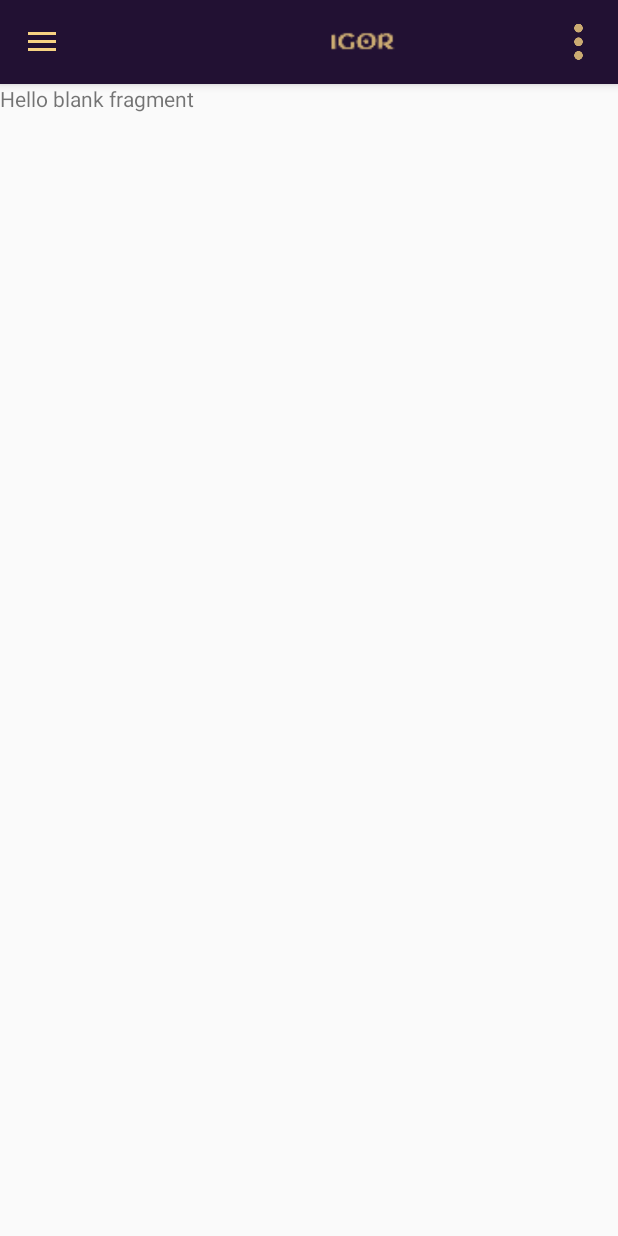
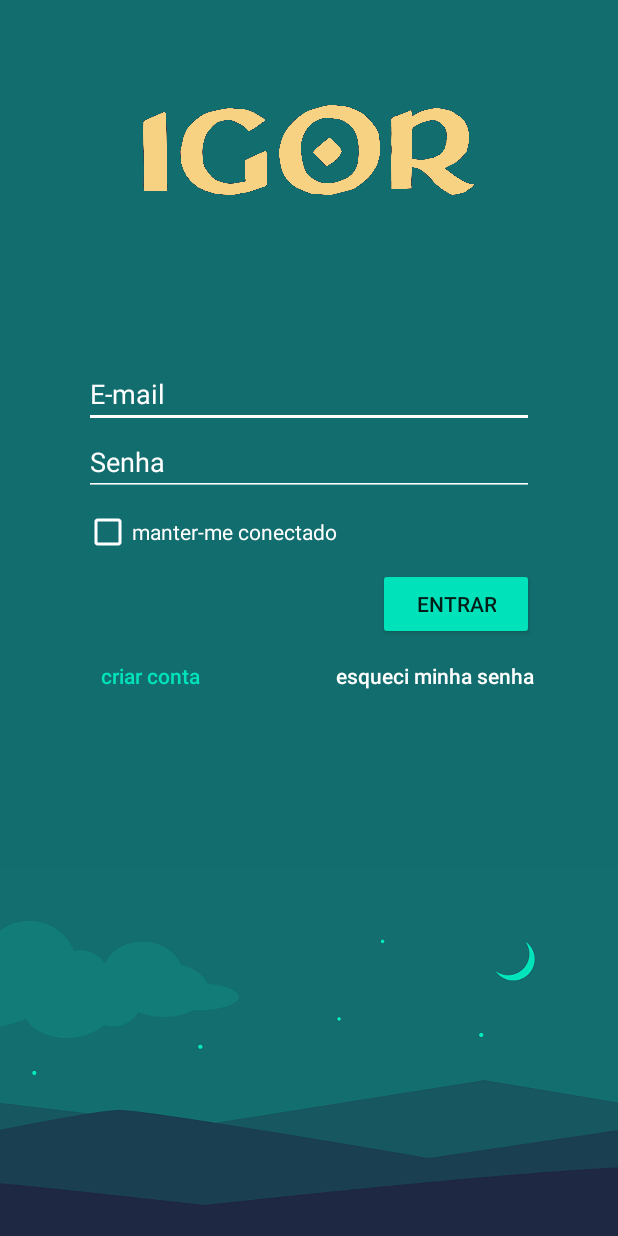
Before and after one commit to danilobispo/Igor, an Android app: the screen it shows after launch (MainActivity before the commit, LoginActivity after it), on a phone screen of 412 x 824 dp. Run offline under Robolectric (Android 15) with nearby library versions, the phone set to English and light mode, and no system bars; our stand-ins replace Firebase (no records; nobody signed in at launch, a user with empty details on screens opened directly).

Commit message:
Login and Sign Up

```diff
--- a/app/src/main/AndroidManifest.xml
+++ b/app/src/main/AndroidManifest.xml
@@ -9,13 +9,14 @@
         android:roundIcon="@mipmap/ic_launcher_round"
         android:supportsRtl="true"
         android:theme="@style/AppTheme">
-        <activity android:name=".MainActivity">
+        <activity android:name=".LoginActivity">
             <intent-filter>
                 <action android:name="android.intent.action.MAIN" />
-
                 <category android:name="android.intent.category.LAUNCHER" />
             </intent-filter>
         </activity>
+        <activity android:name=".MainActivity" />
+        <activity android:name=".SignUpActivity" />
     </application>
 
 </manifest>
--- /dev/null
+++ b/app/src/main/java/com/example/hal_9000/igor/LoginActivity.kt
@@ -0,0 +1,111 @@
+package com.example.hal_9000.igor
+
+import android.content.Context
+import android.content.Intent
+import android.os.Bundle
+import android.support.design.widget.Snackbar
+import android.support.v7.app.AppCompatActivity
+import android.util.Log
+import android.view.View
+import android.view.inputmethod.InputMethodManager
+import android.widget.Button
+import android.widget.ProgressBar
+import android.widget.TextView
+import android.widget.Toast
+import com.google.firebase.auth.FirebaseAuth
+import kotlinx.android.synthetic.main.activity_login.*
+
+class LoginActivity : AppCompatActivity() {
+
+    private val TAG = "LoginActivity"
+
+    private var mProgressBar: ProgressBar? = null
+
+    private var mAuth: FirebaseAuth? = null
+
+    override fun onCreate(savedInstanceState: Bundle?) {
+        super.onCreate(savedInstanceState)
+        setContentView(R.layout.activity_login)
+
+        mAuth = FirebaseAuth.getInstance()
+        mProgressBar = findViewById<View>(R.id.progressBar) as ProgressBar
+
+        if (mAuth!!.currentUser != null) {
+            startActivity(Intent(this, MainActivity::class.java))
+            finish()
+        }
+
+        val btnLogin = findViewById<Button>(R.id.btn_login)
+        btnLogin.setOnClickListener {
+
+            mProgressBar!!.visibility = View.VISIBLE
+
+            val view = this.findViewById<View>(android.R.id.content)
+            val imm = this.getSystemService(Context.INPUT_METHOD_SERVICE) as InputMethodManager
+            imm.hideSoftInputFromWindow(view.windowToken, 0)
+
+            val email = et_email.text.toString()
+            val password = et_password.text.toString()
+
+            if (emailCorrect(email) && passwordCorrect(password)) {
+                signIn(view, email, password)
+            } else {
+                Toast.makeText(this, "Informações inválidas", Toast.LENGTH_SHORT).show()
+                mProgressBar!!.visibility = View.INVISIBLE
+            }
+        }
+
+        val btnSignUp = findViewById<TextView>(R.id.btn_signUp)
+        btnSignUp.setOnClickListener {
+            val intent = Intent(this, SignUpActivity::class.java)
+            startActivity(intent)
+        }
+    }
+
+    private fun emailCorrect(email: String): Boolean {
+        if (email.isNotEmpty() && email.contains("@")) {
+            return true
+        }
+        Log.d(TAG, ": Email invalid")
+        return false
+    }
+
+    private fun passwordCorrect(password: String): Boolean {
+        if (password.isNotEmpty() && password.length >= 6) {
+            return true
+        }
+        Log.d(TAG, ": Password invalid")
+        return false
+    }
+
+    private fun signIn(view: View, email: String, password: String) {
+        showMessage(view, "Autenticando...")
+
+        mAuth!!.signInWithEmailAndPassword(email, password).addOnCompleteListener(this) { task ->
+            if (task.isSuccessful) {
+                Toast.makeText(this, "Login realizado com sucesso!", Toast.LENGTH_SHORT).show()
+                Log.d(TAG, ": Login Successful")
+                val intent = Intent(this, MainActivity::class.java)
+                intent.putExtra("id", mAuth!!.currentUser?.uid)
+                startActivity(intent)
+                finish()
+            } else {
+                Log.d(TAG, ": Login Error")
+                showMessage(view, "Error: ${task.exception?.message}")
+            }
+            mProgressBar!!.visibility = View.INVISIBLE
+        }
+    }
+
+    private fun showMessage(view: View, message: String) {
+        Snackbar.make(view, message, Snackbar.LENGTH_INDEFINITE).setAction("Action", null).show()
+    }
+
+    override fun onResume() {
+        super.onResume()
+        if (mAuth!!.currentUser != null) {
+            startActivity(Intent(this, MainActivity::class.java))
+            finish()
+        }
+    }
+}
--- /dev/null
+++ b/app/src/main/res/layout/activity_login.xml
@@ -0,0 +1,123 @@
+<?xml version="1.0" encoding="utf-8"?>
+<android.support.constraint.ConstraintLayout xmlns:android="http://schemas.android.com/apk/res/android"
+    xmlns:app="http://schemas.android.com/apk/res-auto"
+    xmlns:tools="http://schemas.android.com/tools"
+    android:layout_width="match_parent"
+    android:layout_height="match_parent"
+    tools:context=".LoginActivity">
+    <!--android:background="@drawable/login_background" -->
+
+    <ImageView
+        android:id="@+id/background"
+        android:layout_width="match_parent"
+        android:layout_height="match_parent"
+        android:scaleType="centerCrop"
+        app:layout_constraintBottom_toBottomOf="parent"
+        app:layout_constraintEnd_toEndOf="parent"
+        app:layout_constraintStart_toStartOf="parent"
+        app:layout_constraintTop_toTopOf="parent"
+        app:srcCompat="@drawable/login_background" />
+
+    <ImageView
+        android:id="@+id/logo"
+        android:layout_width="match_parent"
+        android:layout_height="200dp"
+        android:padding="70dp"
+        android:scaleType="fitCenter"
+        app:layout_constraintEnd_toEndOf="parent"
+        app:layout_constraintStart_toStartOf="parent"
+        app:layout_constraintTop_toTopOf="parent"
+        app:srcCompat="@drawable/logo" />
+
+    <EditText
+        android:id="@+id/et_email"
+        android:layout_width="300dp"
+        android:layout_height="wrap_content"
+        android:layout_marginStart="8dp"
+        android:layout_marginTop="40dp"
+        android:layout_marginEnd="8dp"
+        android:backgroundTint="#FFF"
+        android:ems="10"
+        android:hint="E-mail"
+        android:inputType="textEmailAddress"
+        android:textColor="#FFF"
+        android:textColorHint="#FFF"
+        app:layout_constraintEnd_toEndOf="parent"
+        app:layout_constraintStart_toStartOf="parent"
+        app:layout_constraintTop_toBottomOf="@+id/logo" />
+
+    <EditText
+        android:id="@+id/et_password"
+        android:layout_width="300dp"
+        android:layout_height="wrap_content"
+        android:layout_marginEnd="8dp"
+        android:backgroundTint="#FFF"
+        android:ems="10"
+        android:hint="Senha"
+        android:inputType="textPassword"
+        android:textColor="#FFF"
+        android:textColorHint="#FFF"
+        app:layout_constraintEnd_toEndOf="@+id/et_email"
+        app:layout_constraintHorizontal_bias="0.0"
+        app:layout_constraintStart_toStartOf="@+id/et_email"
+        app:layout_constraintTop_toBottomOf="@+id/et_email" />
+
+    <CheckBox
+        android:id="@+id/cb_keepConected"
+        android:layout_width="wrap_content"
+        android:layout_height="wrap_content"
+        android:layout_marginTop="8dp"
+        android:foregroundTint="#FFF"
+        android:text="manter-me conectado"
+        android:textColor="#FFF"
+        app:buttonTint="#FFF"
+        app:layout_constraintStart_toStartOf="@+id/et_password"
+        app:layout_constraintTop_toBottomOf="@+id/et_password" />
+
+    <Button
+        android:id="@+id/btn_login"
+        android:layout_width="wrap_content"
+        android:layout_height="wrap_content"
+        android:layout_marginTop="8dp"
+        android:backgroundTint="#00E2BA"
+        android:paddingStart="25dp"
+        android:paddingEnd="25dp"
+        android:text="ENTRAR"
+        app:layout_constraintEnd_toEndOf="@+id/et_password"
+        app:layout_constraintTop_toBottomOf="@+id/cb_keepConected" />
+
+    <Button
+        android:id="@+id/btn_signUp"
+        android:layout_width="wrap_content"
+        android:layout_height="wrap_content"
+        android:background="@android:color/transparent"
+        android:text="criar conta"
+        android:textAllCaps="false"
+        android:textColor="#00E2BA"
+        app:layout_constraintStart_toStartOf="@+id/cb_keepConected"
+        app:layout_constraintTop_toBottomOf="@+id/btn_login" />
+
+    <Button
+        android:id="@+id/btn_forgetPassword"
+        android:layout_width="wrap_content"
+        android:layout_height="wrap_content"
+        android:background="@android:color/transparent"
+        android:text="esqueci minha senha"
+        android:textAllCaps="false"
+        android:textColor="#FFF"
+        app:layout_constraintEnd_toEndOf="@+id/btn_login"
+        app:layout_constraintTop_toBottomOf="@+id/btn_login" />
+
+    <ProgressBar
+        android:id="@+id/progressBar"
+        style="?android:attr/progressBarStyle"
+        android:layout_width="wrap_content"
+        android:layout_height="wrap_content"
+        android:layout_marginStart="8dp"
+        android:layout_marginEnd="8dp"
+        android:visibility="invisible"
+        app:layout_constraintEnd_toEndOf="parent"
+        app:layout_constraintStart_toStartOf="parent"
+        app:layout_constraintTop_toBottomOf="@+id/btn_signUp" />
+
+</android.support.constraint.ConstraintLayout>
--- a/app/src/main/res/menu/main_drawer.xml
+++ b/app/src/main/res/menu/main_drawer.xml
@@ -37,6 +37,12 @@
             android:title="@null"
             app:showAsAction="ifRoom"
             app:actionLayout="@layout/action_layout_config" />
+        <item
+            android:id="@+id/item_logout"
+            android:icon="@null"
+            android:title="@null"
+            app:actionLayout="@layout/action_layout_logout"
+            app:showAsAction="ifRoom" />
     </group>
 
 </menu>
--- a/app/src/main/res/values/strings.xml
+++ b/app/src/main/res/values/strings.xml
@@ -10,4 +10,5 @@
     <string name="str_conta">Conta</string>
     <string name="str_configuracoes">Configurações</string>
     <string name="str_notificacoes">Notificações</string>
+    <string name="str_logout">Log Out</string>
 </resources>
--- a/build.gradle
+++ b/build.gradle
@@ -7,8 +7,9 @@ buildscript {
         jcenter()
     }
     dependencies {
-        classpath 'com.android.tools.build:gradle:3.1.3'
+        classpath 'com.android.tools.build:gradle:3.2.0'
         classpath "org.jetbrains.kotlin:kotlin-gradle-plugin:$kotlin_version"
+        classpath 'com.google.gms:google-services:4.0.1'
 
         // NOTE: Do not place your application dependencies here; they belong
         // in the individual module build.gradle files
```
Also changed, not shown: app/build.gradle (+11 -5 lines), app/src/main/java/com/example/hal_9000/igor/MainActivity.kt (+15 -9 lines), app/src/main/java/com/example/hal_9000/igor/SignUpActivity.kt (added, +122 -0 lines), app/src/main/res/layout/action_layout_logout.xml (added, +30 -0 lines), app/src/main/res/layout/activity_sign_up.xml (added, +128 -0 lines), app/src/main/res/drawable-hdpi/ic_exit.png (added), app/src/main/res/drawable-mdpi/ic_exit.png (added), app/src/main/res/drawable-xhdpi/ic_exit.png (added), app/src/main/res/drawable-xxhdpi/ic_exit.png (added), app/src/main/res/drawable-xxxhdpi/ic_exit.png (added), app/src/main/res/drawable/login_background.png (added), app/src/main/res/drawable/logo.png (added), gradle/wrapper/gradle-wrapper.properties.
